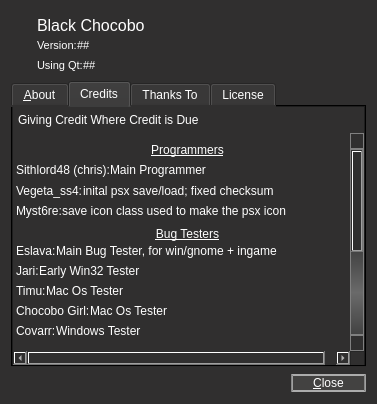
First picture: the form in about.ui, repository sithlord48/blackchocobo, before the edit.
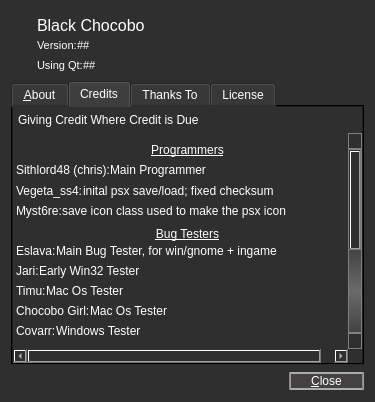
Second picture: the form after the edit. The open tabs and pages were chosen to show the change. Icons and pictures are not drawn.

Commit message: updated french translation (thanks Vgr) version number update, cleaned up some about and mainwindow for to resize a tad better.

```diff
--- a/about.ui
+++ b/about.ui
@@ -9,8 +9,8 @@
    <rect>
     <x>0</x>
     <y>0</y>
-    <width>377</width>
-    <height>404</height>
+    <width>375</width>
+    <height>402</height>
    </rect>
   </property>
   <property name="sizePolicy">
@@ -635,7 +635,7 @@
           <property name="geometry">
            <rect>
             <x>0</x>
-            <y>0</y>
+            <y>-176</y>
             <width>349</width>
             <height>392</height>
            </rect>
```
Left out of the diff: 2 changed lines with no effect on the pictures. The commit also changes 3 other files.
